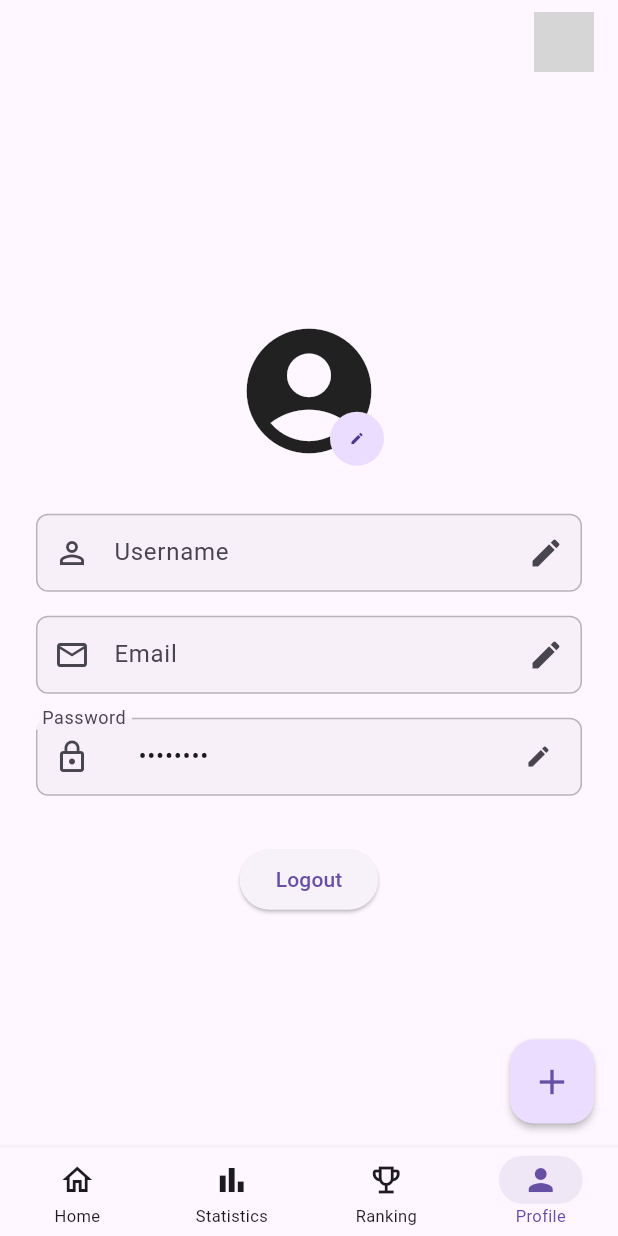
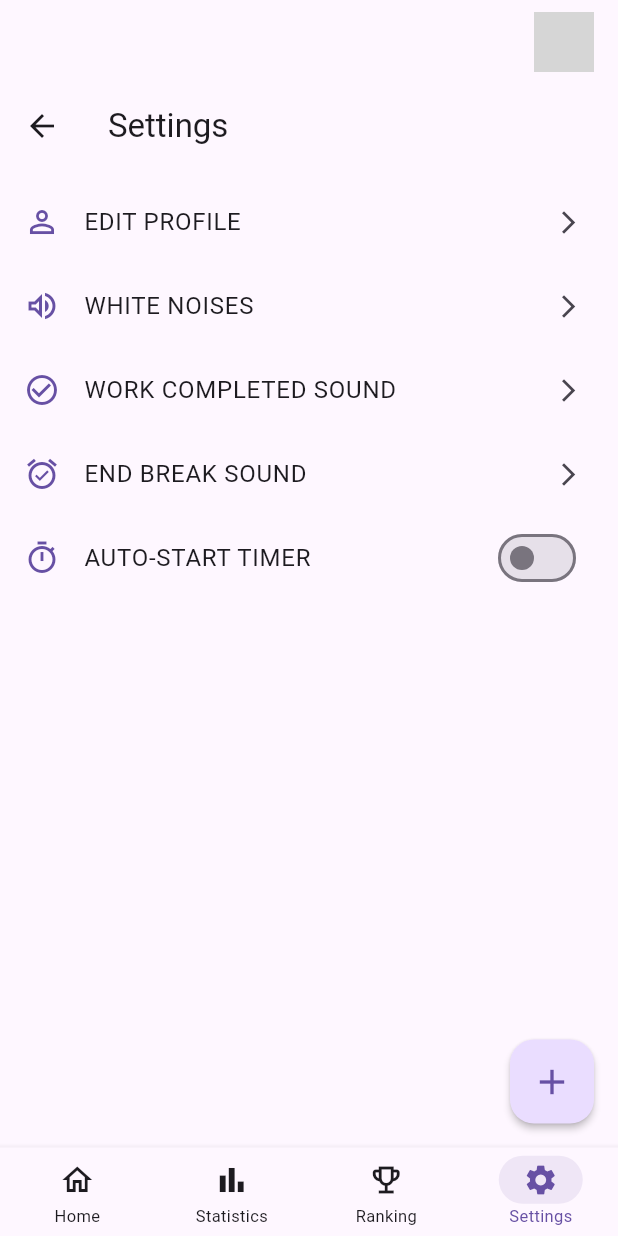
Before and after one commit to Dibbiii/KetchApp-Flutter, a Flutter app: the screen it shows once a user with an empty profile is signed in, item 4 of the bottom bar chosen, on a phone screen of 412 x 824 dp. Run offline on Flutter 3.47's test engine with Material 3 defaults, Android fonts, the light colour scheme and no system bars; drawn by our look-alikes of dynamic_color; our stand-ins replace bloc, confetti, equatable, firebase_auth, firebase_core, flutter_bloc and 2 more; missing offline and left inert: flutter_ruler_picker; accounts and stored records are empty; network calls fail; grey boxes are pictures that could not be loaded.

Commit message:
settings_page

```diff
--- a/lib/app/router.dart
+++ b/lib/app/router.dart
@@ -11,6 +11,7 @@ import 'package:ketchapp_flutter/features/auth/presentation/pages/register_page.
 import 'package:ketchapp_flutter/features/home/presentation/pages/home_page.dart';
 import 'package:ketchapp_flutter/features/plan/layouts/plan_layout.dart';
 import 'package:ketchapp_flutter/features/rankings/presentation/ranking_page.dart';
+import 'package:ketchapp_flutter/features/settings/presentation/settings_page.dart';
 import 'package:ketchapp_flutter/features/statistics/bloc/statistics_bloc.dart';
 import 'package:ketchapp_flutter/features/welcome/presentation/pages/welcome_page.dart';
 import 'package:ketchapp_flutter/features/profile/presentation/pages/profile_page.dart';
@@ -77,6 +78,10 @@ final GoRouter router = GoRouter(
           builder: (context, state) => const RankingPage(),
         ),
         GoRoute(
+          path: '/settings',
+          builder: (context, state) => const SettingsPage(),
+        ),
+        GoRoute(
           path: '/profile',
           builder: (context, state) => const ProfilePage(),
         ),
--- a/lib/components/footer.dart
+++ b/lib/components/footer.dart
@@ -24,7 +24,7 @@ class _FooterState extends State<Footer> {
     } else if (location.startsWith('/ranking')) {
       //
       newIndex = 2;
-    } else if (location.startsWith('/profile')) {
+    } else if (location.startsWith('/settings')) { // Changed from /profile to /settings
       newIndex = 3;
     }
     if (newIndex != _selectedIndex) {
@@ -40,7 +40,7 @@ class _FooterState extends State<Footer> {
         '/home',
         '/statistics',
         '/ranking',
-        '/profile'
+        '/settings' // Changed from /profile to /settings
       ];
       final String currentLocation = GoRouterState.of(context).matchedLocation;
 
@@ -132,10 +132,10 @@ class _FooterState extends State<Footer> {
           label: 'Ranking', // Label was Trophy, changed to Ranking to match route
         ),
         BottomNavigationBarItem(
-          icon: _buildIcon(profileOutlined, _selectedIndex == 3, colors),
-          activeIcon:
-          _buildActiveIcon(profileFilled, _selectedIndex == 3, colors),
-          label: 'Profile',
+            icon: _buildIcon(Icons.settings_outlined, _selectedIndex == 3, colors),
+            activeIcon:
+            _buildActiveIcon(Icons.settings, _selectedIndex == 3, colors),
+          label: 'Settings',
         ),
       ],
       currentIndex: _selectedIndex,
--- a/lib/features/profile/presentation/pages/profile_page.dart
+++ b/lib/features/profile/presentation/pages/profile_page.dart
@@ -25,19 +25,19 @@ class ProfilePage extends StatelessWidget {
         prefixIcon: Icon(iconData, color: colors.onSurfaceVariant),
         border: OutlineInputBorder(
           borderRadius: BorderRadius.circular(8),
-          borderSide: BorderSide(color: colors.outline.withValues(alpha: 0.5)),
+          borderSide: BorderSide(color: colors.outline.withOpacity(0.5)),
         ),
         enabledBorder: OutlineInputBorder(
           // Keep border visible for readOnly fields
           borderRadius: BorderRadius.circular(8),
-          borderSide: BorderSide(color: colors.outline.withValues(alpha: 0.5)),
+          borderSide: BorderSide(color: colors.outline.withOpacity(0.5)),
         ),
         focusedBorder: OutlineInputBorder(
           borderRadius: BorderRadius.circular(8),
           borderSide: BorderSide(color: colors.primary, width: 1.5),
         ),
         filled: true,
-        fillColor: colors.surfaceContainerHighest.withValues(alpha: 0.3),
+        fillColor: colors.surfaceContainerHighest.withOpacity(0.3),
         contentPadding: const EdgeInsets.symmetric(
           vertical: 14,
           horizontal: 16,
@@ -46,6 +46,9 @@ class ProfilePage extends StatelessWidget {
     }
 
     return Scaffold(
+      appBar: AppBar(
+        title: const Text('Profile'),
+      ),
       body: Center(
         child: Column(
           mainAxisAlignment: MainAxisAlignment.center,
@@ -121,20 +124,6 @@ class ProfilePage extends StatelessWidget {
                 decoration: styledInputDecoration(
                   labelText: 'Username',
                   iconData: Icons.person_outline,
-                ).copyWith(
-                  suffixIcon: IconButton(
-                    icon: Icon(Icons.edit, color: colors.onSurfaceVariant),
-                    onPressed: () {
-                      // TODO: Implement Username edit functionality
-                      ScaffoldMessenger.of(context).showSnackBar(
-                        const SnackBar(
-                          content: Text(
-                            'Edit Username Tapped (Not Implemented)',
-                          ),
-                        ),
-                      );
-                    },
-                  ),
                 ),
               ),
             ),
@@ -152,15 +141,31 @@ class ProfilePage extends StatelessWidget {
                 decoration: styledInputDecoration(
                   labelText: 'Email',
                   iconData: Icons.email_outlined,
-                ).copyWith(
+                ),
+              ),
+            ),
+
+            // Password Field
+            Padding(
+              padding: const EdgeInsets.symmetric(
+                horizontal: 24.0,
+                vertical: 8.0,
+              ),
+              child: TextFormField(
+                initialValue: '••••••••', // Placeholder for password
+                readOnly: true,
+                obscureText: true,
+                style: textTheme.bodyLarge?.copyWith(color: colors.onSurface),
+                decoration: styledInputDecoration(
+                  labelText: 'Password',
+                  iconData: Icons.lock_outline,
+                ).copyWith( // Added copyWith to add suffixIcon
                   suffixIcon: IconButton(
                     icon: Icon(Icons.edit, color: colors.onSurfaceVariant),
                     onPressed: () {
-                      // TODO: Implement Email edit functionality
+                      // TODO: Implement change password functionality
                       ScaffoldMessenger.of(context).showSnackBar(
-                        const SnackBar(
-                          content: Text('Edit Email Tapped (Not Implemented)'),
-                        ),
+                        const SnackBar(content: Text('Change Password Tapped (Not Implemented Yet)')),
                       );
                     },
                   ),
@@ -168,56 +173,7 @@ class ProfilePage extends StatelessWidget {
               ),
             ),
 
-            // Change Password Button (styled like a form field)
-            Padding(
-              padding: const EdgeInsets.symmetric(
-                horizontal: 24.0,
-                vertical: 8.0,
-              ),
-              child: InkWell(
-                onTap: () {
-                  // TODO: Implement change password functionality
-                  ScaffoldMessenger.of(context).showSnackBar(
-                    const SnackBar(
-                      content: Text('Change Password Tapped (Not Implemented)'),
-                    ),
-                  );
-                },
-                borderRadius: BorderRadius.circular(8),
-                child: InputDecorator(
-                  decoration: styledInputDecoration(
-                    labelText: 'Password',
-                    iconData: Icons.lock_outline,
-                  ).copyWith(contentPadding: EdgeInsets.zero),
-                  // Adjust padding for InputDecorator
-                  child: Container(
-                    padding: const EdgeInsets.symmetric(
-                      vertical: 14,
-                      horizontal: 16.0,
-                    ),
-                    child: Row(
-                      children: [
-                        //SizedBox(width: 12), // Space for icon is handled by prefixIcon in _styledInputDecoration
-                        Expanded(
-                          child: Text(
-                            '••••••••',
-                            style: textTheme.bodyLarge?.copyWith(
-                              color: colors.onSurface,
-                            ),
-                          ),
-                        ),
-                        Icon(
-                          Icons.edit,
-                          size: 18,
-                          color: colors.onSurfaceVariant,
-                        ),
-                        // Changed icon
-                      ],
-                    ),
-                  ),
-                ),
-              ),
-            ),
+            const SizedBox(height: 16), // Spacing before Logout button
 
             const SizedBox(height: 24),
             ElevatedButton(
--- /dev/null
+++ b/lib/features/settings/presentation/settings_page.dart
@@ -0,0 +1,122 @@
+import 'package:flutter/material.dart';
+import 'package:go_router/go_router.dart';
+
+class SettingsPage extends StatefulWidget {
+  const SettingsPage({super.key});
+
+  static const String routeName = '/settings';
+
+  @override
+  State<SettingsPage> createState() => _SettingsPageState();
+}
+
+class _SettingsPageState extends State<SettingsPage> {
+  bool _autoStartTimer = false;
+
+  @override
+  Widget build(BuildContext context) {
+    return Scaffold(
+      appBar: AppBar(
+        title: const Text('Settings'),
+        leading: IconButton(
+          icon: const Icon(Icons.arrow_back),
+          onPressed: () {
+            if (Navigator.canPop(context)) {
+              Navigator.pop(context);
+            }
+          },
+        ),
+      ),
+      body: ListView( // Changed Column to ListView
+        padding: const EdgeInsets.symmetric(vertical: 8.0), // Add some vertical padding for the list
+        children: <Widget>[
+          _buildSettingsOptionTile(
+            context,
+            icon: Icons.person_outline,
+            text: 'EDIT PROFILE',
+            onTap: () {
+              context.push('/profile');
+
+            },
+            trailing: const Icon(Icons.arrow_forward_ios, size: 18),
+          ),
+          _buildSettingsOptionTile(
+            context,
+            icon: Icons.volume_up_outlined,
+            text: 'WHITE NOISES',
+            onTap: () {
+              ScaffoldMessenger.of(context).showSnackBar(
+                const SnackBar(content: Text('WHITE NOISES tapped')),
+              );
+              // TODO: Navigate to White Noises settings or show dialog
+            },
+            trailing: const Icon(Icons.arrow_forward_ios, size: 18),
+          ),
+          _buildSettingsOptionTile(
+            context,
+            icon: Icons.check_circle_outline,
+            text: 'WORK COMPLETED SOUND',
+            onTap: () {
+              ScaffoldMessenger.of(context).showSnackBar(
+                const SnackBar(content: Text('WORK COMPLETED SOUND tapped')),
+              );
+              // TODO: Navigate to sound settings or show dialog
+            },
+            trailing: const Icon(Icons.arrow_forward_ios, size: 18),
+          ),
+          _buildSettingsOptionTile(
+            context,
+            icon: Icons.alarm_on_outlined,
+            text: 'END BREAK SOUND',
+            onTap: () {
+              ScaffoldMessenger.of(context).showSnackBar(
+                const SnackBar(content: Text('END BREAK SOUND tapped')),
+              );
+              // TODO: Navigate to sound settings or show dialog
+            },
+            trailing: const Icon(Icons.arrow_forward_ios, size: 18),
+          ),
+          _buildSettingsOptionTile(
+            context,
+            icon: Icons.timer_outlined,
+            text: 'AUTO-START TIMER',
+            onTap: () { // Allow tapping the row to toggle the switch
+              setState(() {
+                _autoStartTimer = !_autoStartTimer;
+              });
+              ScaffoldMessenger.of(context).showSnackBar(
+                SnackBar(content: Text('AUTO-START TIMER ${_autoStartTimer ? "ON" : "OFF"}')),
+              );
+            },
+            trailing: Switch(
+              value: _autoStartTimer,
+              onChanged: (bool value) {
+                setState(() {
+                  _autoStartTimer = value;
+                });
+                ScaffoldMessenger.of(context).showSnackBar(
+                  SnackBar(content: Text('AUTO-START TIMER ${_autoStartTimer ? "ON" : "OFF"}')),
+                );
+              },
+            ),
+          ),
+        ],
+      ),
+    );
+  }
+
+  Widget _buildSettingsOptionTile(
+    BuildContext context, {
+    required IconData icon,
+    required String text,
+    required VoidCallback onTap,
+    Widget? trailing,
+  }) {
+    return ListTile(
+      leading: Icon(icon, color: Theme.of(context).colorScheme.primary),
+      title: Text(text),
+      trailing: trailing,
+      onTap: onTap,
+    );
+  }
+}
```
